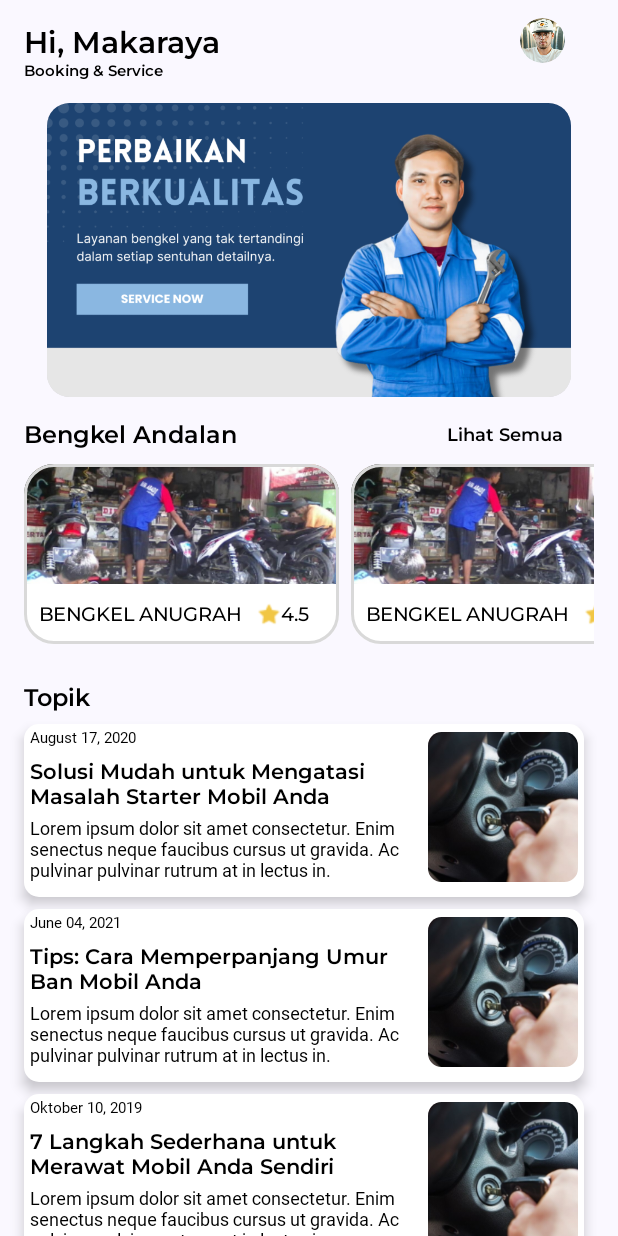
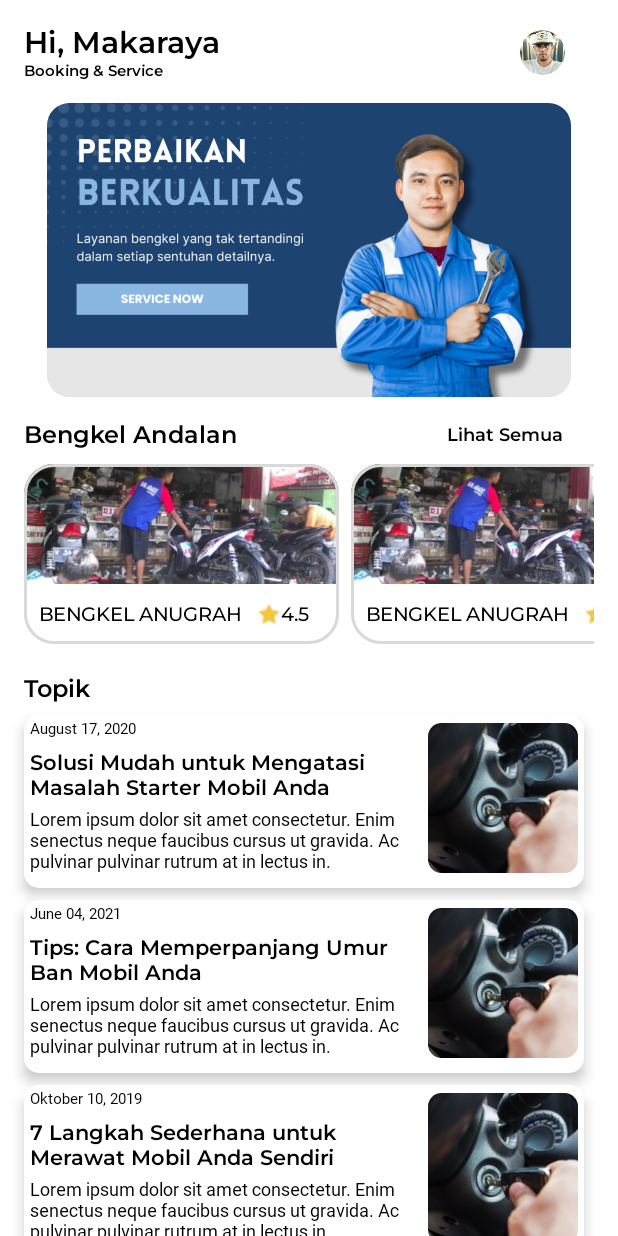
Before and after one commit to naufalnak/more, an Android app built with Jetpack Compose: the composable HomeScreen shown on its own in the app's theme, after a tap on "BENGKEL ANUGRAH", on a phone screen of 412 x 824 dp. Run offline under Robolectric (Android 15) with nearby library versions, the phone set to English and light mode, and no system bars; Roboto replaces fonts that are not available here; 1 statement that could not run was skipped.

Commit message:
Memperbaiki manajemen folder

```diff
--- a/app/build.gradle.kts
+++ b/app/build.gradle.kts
@@ -82,6 +82,12 @@ dependencies {
     // Android Maps Compose composables for the Maps SDK for Android
     implementation ("com.google.maps.android:maps-compose:4.4.1")
 
+    // Maps SDK for Android
+    implementation ("com.google.android.gms:play-services-maps:18.2.0")
+
     // To use constraintlayout in compose
     implementation("androidx.constraintlayout:constraintlayout-compose:1.1.0-alpha13")
+
+    // KTX for the Maps SDK for Android library
+    implementation ("com.google.maps.android:maps-ktx:5.0.0")
 }
--- a/app/src/main/java/com/makaraya/more/MainActivity.kt
+++ b/app/src/main/java/com/makaraya/more/MainActivity.kt
@@ -7,8 +7,8 @@ import androidx.navigation.compose.NavHost
 import androidx.navigation.compose.composable
 import androidx.navigation.compose.rememberNavController
 import com.makaraya.more.data.DummyData
-import com.makaraya.more.screen.OnboardingView
-import com.makaraya.more.screen.SplashScreen
+import com.makaraya.more.screen.onboarding.OnboardingView
+import com.makaraya.more.screen.splash.SplashScreen
 import com.makaraya.more.ui.theme.MORETheme
 
 class MainActivity : ComponentActivity() {
--- a/app/src/main/java/com/makaraya/more/mainscreen/MoreApp.kt
+++ b/app/src/main/java/com/makaraya/more/mainscreen/MoreApp.kt
@@ -30,8 +30,8 @@ import androidx.navigation.compose.NavHost
 import androidx.navigation.compose.composable
 import androidx.navigation.compose.rememberNavController
 import androidx.navigation.navArgument
-import com.makaraya.more.screen.DetailBengkel
-import com.makaraya.more.screen.DetailTopic
+import com.makaraya.more.screen.detail.DetailBengkel
+import com.makaraya.more.screen.detail.DetailTopic
 import com.makaraya.more.screen.HomeScreen
 import com.makaraya.more.screen.PetaScreen
 import com.makaraya.more.screen.ProfilScreen
--- a/app/src/main/java/com/makaraya/more/screen/HomeScreen.kt
+++ b/app/src/main/java/com/makaraya/more/screen/HomeScreen.kt
@@ -1,6 +1,8 @@
 package com.makaraya.more.screen
 
 import androidx.compose.foundation.Image
+import androidx.compose.foundation.background
+import androidx.compose.foundation.isSystemInDarkTheme
 import androidx.compose.foundation.layout.Arrangement
 import androidx.compose.foundation.layout.Box
 import androidx.compose.foundation.layout.Column
@@ -44,7 +46,8 @@ fun HomeScreen(
     bengkel: List<Bengkel> = DummyData.bengkelPages,
 ) {
     LazyColumn (
-        verticalArrangement = Arrangement.spacedBy(8.dp)
+        verticalArrangement = Arrangement.spacedBy(8.dp),
+        modifier = Modifier.background(if (isSystemInDarkTheme())Color.DarkGray else Color.White)
     ){
         item {
             Column (
@@ -54,9 +57,10 @@ fun HomeScreen(
             ){
                 Row (
                     verticalAlignment = Alignment.CenterVertically,
+                    modifier = Modifier.padding(top = 16.dp)
                 ){
                     Column (
-                        modifier = modifier.padding(top = 16.dp, end = 200.dp)
+                        modifier = modifier.padding(end = 200.dp),
                     ){
                         Text(
                             text = "Hi, Makaraya",
@@ -126,7 +130,7 @@ fun HomeScreen(
                     items(bengkel, key = { it.id }) {
                         RekomenBengkelItem(
                             bengkel = it,
-                            modifier = modifier.padding(bottom = 16.dp)
+                            modifier = modifier.padding(bottom = 10.dp)
                         ) { bengkelId ->
                             navController.navigate(Screen.DetailBengkel.route + "/$bengkelId")
                         }
--- a/app/src/main/java/com/makaraya/more/screen/ProfilScreen.kt
+++ b/app/src/main/java/com/makaraya/more/screen/ProfilScreen.kt
@@ -2,8 +2,10 @@ package com.makaraya.more.screen
 
 import androidx.compose.foundation.BorderStroke
 import androidx.compose.foundation.Image
+import androidx.compose.foundation.background
 import androidx.compose.foundation.border
 import androidx.compose.foundation.clickable
+import androidx.compose.foundation.isSystemInDarkTheme
 import androidx.compose.foundation.layout.Arrangement
 import androidx.compose.foundation.layout.Box
 import androidx.compose.foundation.layout.Column
@@ -42,7 +44,9 @@ import com.makaraya.more.ui.theme.Montserrat
 @Composable
 fun ProfilScreen() {
     Box (
-        modifier = Modifier.fillMaxSize()
+        modifier = Modifier
+            .fillMaxSize()
+            .background(if (isSystemInDarkTheme())Color.DarkGray else Color.White)
     ){
         val borderWidth = 5.dp
         Column (
--- a/app/src/main/java/com/makaraya/more/screen/DetailScreenBengkel.kt
+++ b/app/src/main/java/com/makaraya/more/screen/detail/DetailScreenBengkel.kt
@@ -1,5 +1,7 @@
-package com.makaraya.more.screen
+package com.makaraya.more.screen.detail
 
+import androidx.compose.foundation.background
+import androidx.compose.foundation.isSystemInDarkTheme
 import androidx.compose.foundation.layout.Arrangement
 import androidx.compose.foundation.layout.Column
 import androidx.compose.foundation.layout.Row
@@ -65,7 +67,7 @@ fun DetailBengkel(
 fun DetailBengkelContent(
     newBengkelList: List<Bengkel>,
     navController: NavController,
-    modifier: Modifier = Modifier
+    modifier: Modifier = Modifier.background(if (isSystemInDarkTheme())Color.DarkGray else Color.White)
 ) {
     Column (
         modifier = modifier
--- a/app/src/main/java/com/makaraya/more/screen/DetailScreenTopic.kt
+++ b/app/src/main/java/com/makaraya/more/screen/detail/DetailScreenTopic.kt
@@ -1,5 +1,7 @@
-package com.makaraya.more.screen
+package com.makaraya.more.screen.detail
 
+import androidx.compose.foundation.background
+import androidx.compose.foundation.isSystemInDarkTheme
 import androidx.compose.foundation.layout.Column
 import androidx.compose.foundation.layout.Row
 import androidx.compose.foundation.layout.fillMaxSize
@@ -54,7 +56,7 @@ fun DetailTopic(
 fun DetailTopicContent(
     newTopicList: List<Topic>,
     navController: NavController,
-    modifier: Modifier = Modifier
+    modifier: Modifier = Modifier.background(if (isSystemInDarkTheme())Color.DarkGray else Color.White)
 ) {
 
     Column (
--- a/app/src/main/java/com/makaraya/more/screen/OnboardingIndicator.kt
+++ b/app/src/main/java/com/makaraya/more/screen/onboarding/OnboardingIndicator.kt
@@ -1,4 +1,4 @@
-package com.makaraya.more.screen
+package com.makaraya.more.screen.onboarding
 
 import androidx.compose.animation.animateColorAsState
 import androidx.compose.foundation.background
--- a/app/src/main/java/com/makaraya/more/screen/OnboardingScreen.kt
+++ b/app/src/main/java/com/makaraya/more/screen/onboarding/OnboardingScreen.kt
@@ -1,4 +1,4 @@
-package com.makaraya.more.screen
+package com.makaraya.more.screen.onboarding
 
 import androidx.compose.foundation.Image
 import androidx.compose.foundation.layout.Arrangement
--- a/app/src/main/java/com/makaraya/more/screen/OnboardingView.kt
+++ b/app/src/main/java/com/makaraya/more/screen/onboarding/OnboardingView.kt
@@ -1,4 +1,4 @@
-package com.makaraya.more.screen
+package com.makaraya.more.screen.onboarding
 
 import androidx.compose.runtime.Composable
 import androidx.compose.runtime.getValue
@@ -6,7 +6,6 @@ import androidx.compose.runtime.mutableStateOf
 import androidx.compose.runtime.remember
 import androidx.compose.runtime.setValue
 import com.makaraya.more.model.OnboardingPage
-import com.makaraya.more.screen.OnboardingScreen
 
 @Composable
 fun OnboardingView(
--- a/app/src/main/java/com/makaraya/more/screen/SplashScreen.kt
+++ b/app/src/main/java/com/makaraya/more/screen/splash/SplashScreen.kt
@@ -1,4 +1,4 @@
-package com.makaraya.more.screen
+package com.makaraya.more.screen.splash
 
 import androidx.compose.foundation.Image
 import androidx.compose.foundation.layout.Arrangement
--- a/app/src/main/res/xml/google_maps_api.xml
+++ /dev/null
@@ -1,3 +0,0 @@
-<resource>
-
-</resource>
```
Also changed, not shown: app/src/main/AndroidManifest.xml (+8 -1 lines), app/src/main/java/com/makaraya/more/screen/PetaScreen.kt (+29 -23 lines), build.gradle.kts (+10 -0 lines).
